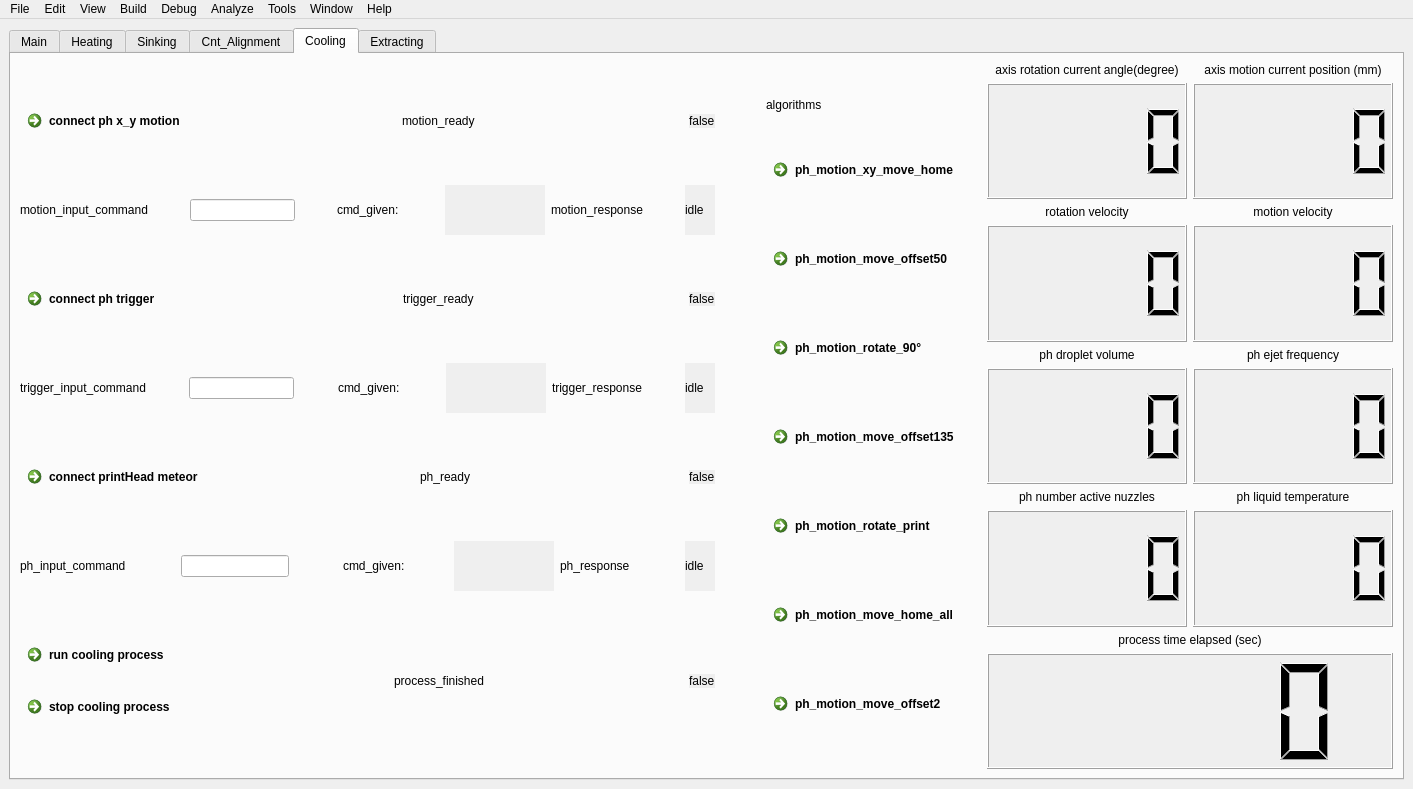
This is src/viewLayer/mainwindow.ui in theion-batteries/soft_wgm_user_interface_qt_cpp as Qt 5 draws it before an edit. The edited form follows.
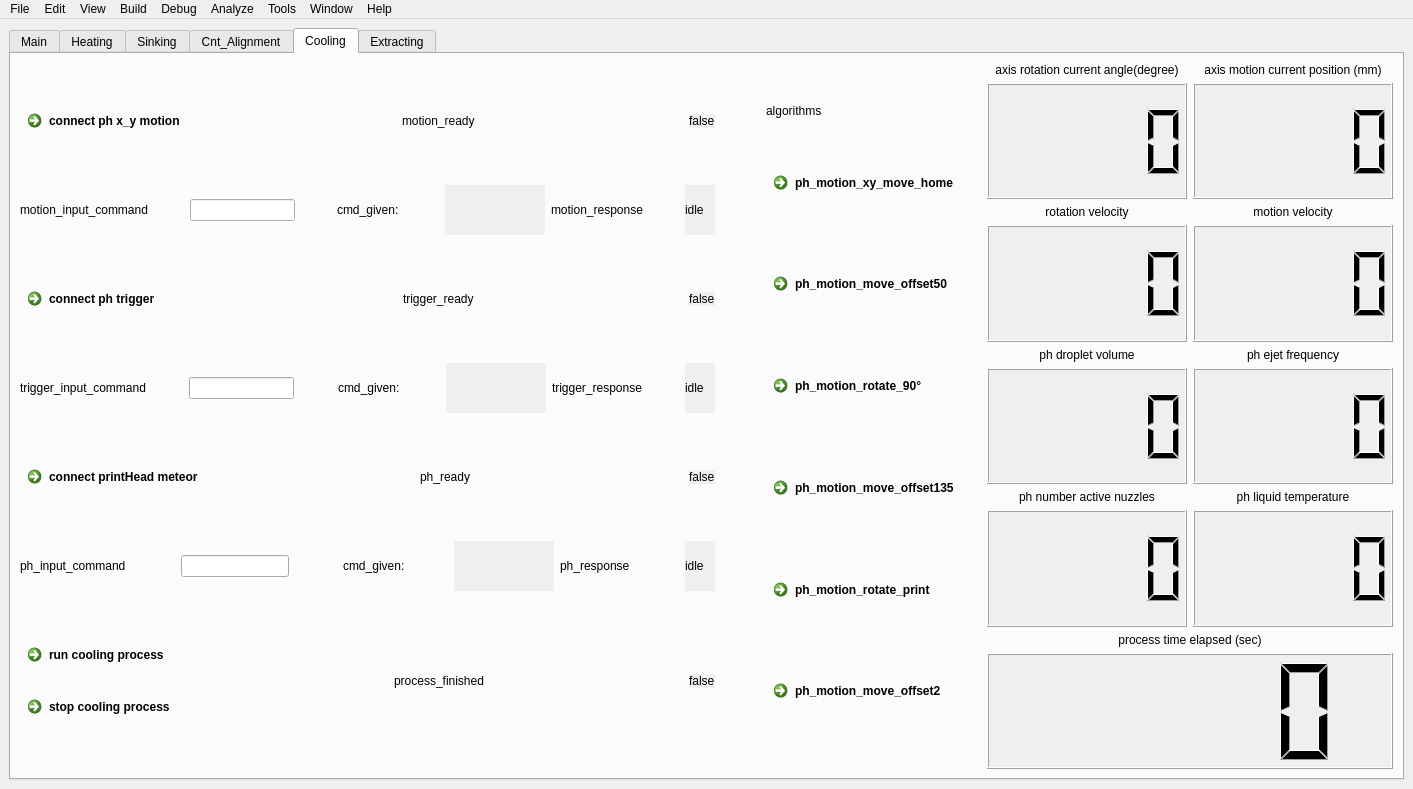
This is the edited form. Icons and pictures are not drawn.

Commit message: removed: move home process from cooling process UI

Patch:
```diff
--- a/src/viewLayer/mainwindow.ui
+++ b/src/viewLayer/mainwindow.ui
@@ -3665,13 +3665,6 @@
               </property>
              </widget>
             </item>
-            <item>
-             <widget class="QCommandLinkButton" name="ph_motion_move_home_all">
-              <property name="text">
-               <string>ph_motion_move_home_all</string>
-              </property>
-             </widget>
-            </item>
             <item>
              <widget class="QCommandLinkButton" name="ph_motion_move_offset2">
               <property name="text">
```
Left out of the diff: 2 changed lines with no effect on the pictures. The commit also changes 1 other file.
